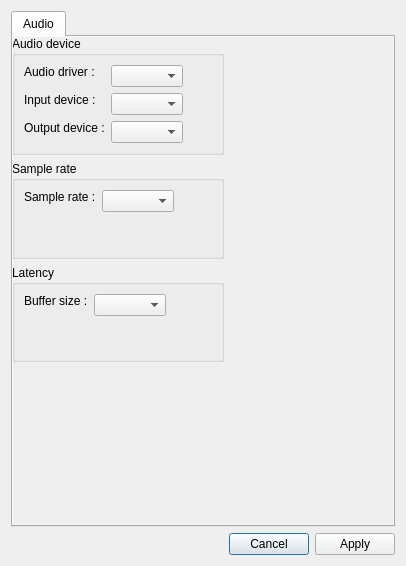
Before: the Qt Designer form Source/Graphics/settingsdialog.ui in dashlime/4tracks, drawn with Qt 5.
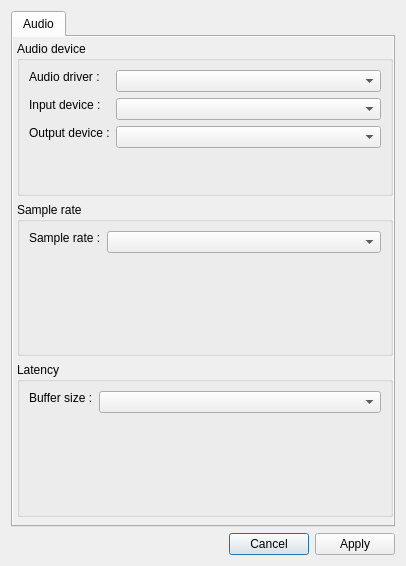
After: the same form once the commit is applied.

Commit message: Finishing design update

Patch:
```diff
--- a/Source/Graphics/settingsdialog.ui
+++ b/Source/Graphics/settingsdialog.ui
@@ -51,11 +51,17 @@
             <rect>
              <x>-1</x>
              <y>-1</y>
-             <width>212</width>
-             <height>326</height>
+             <width>381</width>
+             <height>481</height>
             </rect>
            </property>
            <layout class="QVBoxLayout" name="verticalLayout_2">
+            <property name="leftMargin">
+             <number>5</number>
+            </property>
+            <property name="topMargin">
+             <number>5</number>
+            </property>
             <item>
              <widget class="QGroupBox" name="groupBox">
               <property name="sizePolicy">
@@ -84,7 +90,7 @@
                <item row="0" column="1">
                 <widget class="QComboBox" name="audioDriverComboBox">
                  <property name="sizePolicy">
-                  <sizepolicy hsizetype="Fixed" vsizetype="Fixed">
+                  <sizepolicy hsizetype="Preferred" vsizetype="Fixed">
                    <horstretch>0</horstretch>
                    <verstretch>0</verstretch>
                   </sizepolicy>
@@ -107,7 +113,7 @@
                <item row="1" column="1">
                 <widget class="QComboBox" name="inputDeviceComboBox">
                  <property name="sizePolicy">
-                  <sizepolicy hsizetype="Fixed" vsizetype="Fixed">
+                  <sizepolicy hsizetype="Preferred" vsizetype="Fixed">
                    <horstretch>0</horstretch>
                    <verstretch>0</verstretch>
                   </sizepolicy>
@@ -130,7 +136,7 @@
                <item row="2" column="1">
                 <widget class="QComboBox" name="outputDeviceComboBox">
                  <property name="sizePolicy">
-                  <sizepolicy hsizetype="Fixed" vsizetype="Fixed">
+                  <sizepolicy hsizetype="Preferred" vsizetype="Fixed">
                    <horstretch>0</horstretch>
                    <verstretch>0</verstretch>
                   </sizepolicy>
@@ -168,7 +174,7 @@
                <item row="0" column="1">
                 <widget class="QComboBox" name="sampleRateComboBox">
                  <property name="sizePolicy">
-                  <sizepolicy hsizetype="Fixed" vsizetype="Fixed">
+                  <sizepolicy hsizetype="Preferred" vsizetype="Fixed">
                    <horstretch>0</horstretch>
                    <verstretch>0</verstretch>
                   </sizepolicy>
@@ -200,7 +206,7 @@
                <item row="0" column="1">
                 <widget class="QComboBox" name="bufferSizeComboBox">
                  <property name="sizePolicy">
-                  <sizepolicy hsizetype="Fixed" vsizetype="Fixed">
+                  <sizepolicy hsizetype="Preferred" vsizetype="Fixed">
                    <horstretch>0</horstretch>
                    <verstretch>0</verstretch>
                   </sizepolicy>
```
The commit also changes 5 other files.
